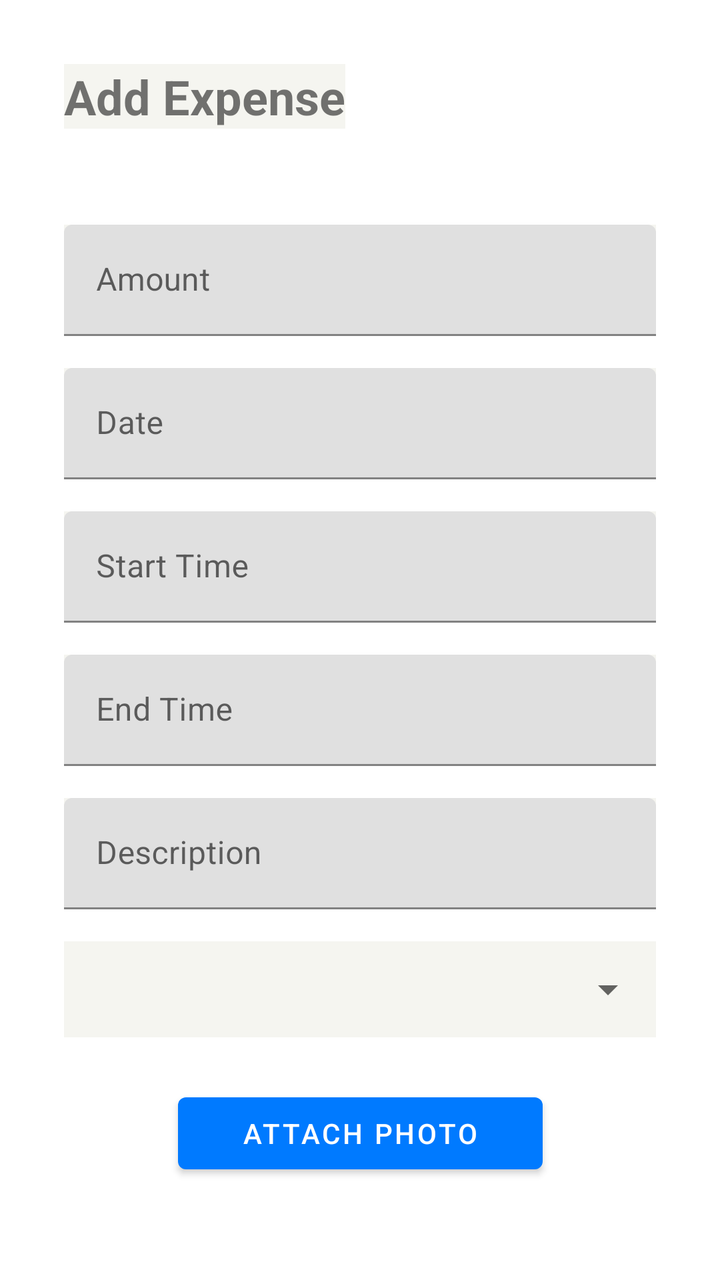
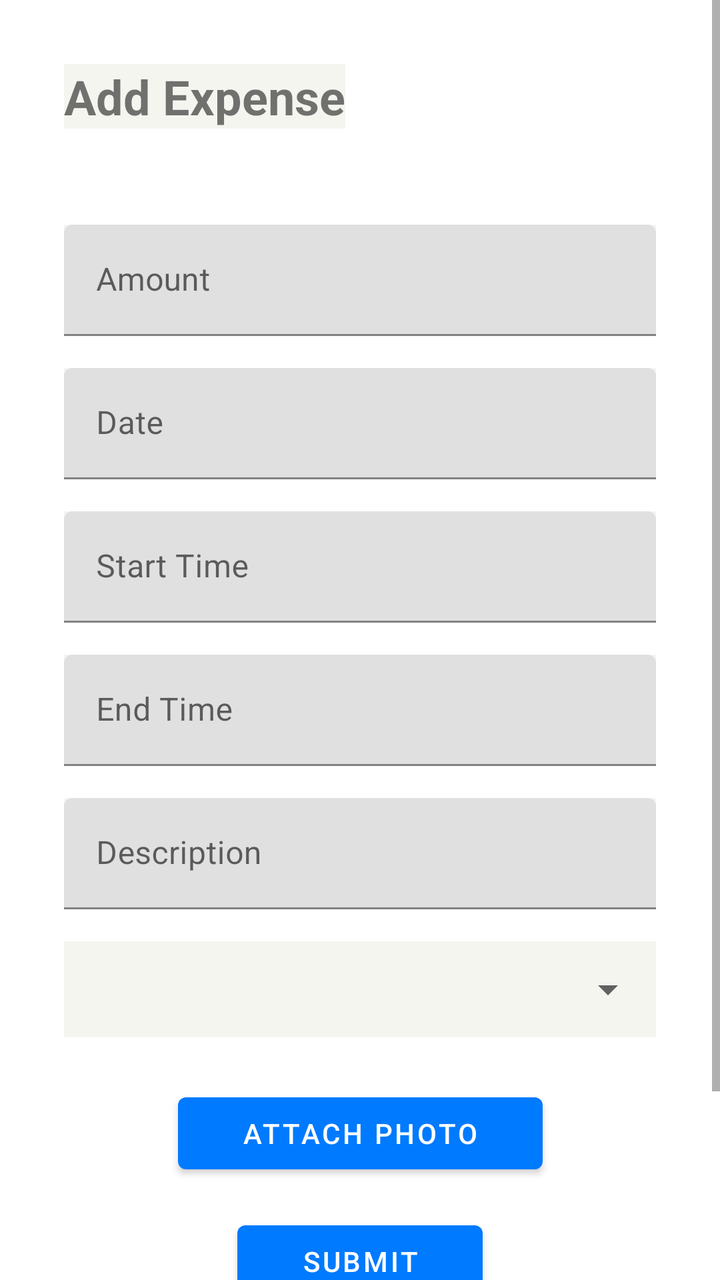

Screens rendered from an Android XML layout before and after an edit, with the pre-edit source and the edit as a unified diff.
<!-- AndroidManifest.xml: application theme Theme.HarmonieBudgetAppKt -->
<!-- res/layout/activity_expense.xml -->
<?xml version="1.0" encoding="utf-8"?>
<androidx.constraintlayout.widget.ConstraintLayout
    xmlns:android="http://schemas.android.com/apk/res/android"
    xmlns:app="http://schemas.android.com/apk/res-auto"
    android:layout_width="match_parent"
    android:layout_height="match_parent"
    android:padding="32dp"
    android:background="@color/white">

    <TextView
        android:id="@+id/tv_expense_title"
        android:layout_width="wrap_content"
        android:layout_height="wrap_content"
        android:text="@string/add_expense"
        android:textSize="24sp"
        android:textStyle="bold"
        app:layout_constraintTop_toTopOf="parent"
        app:layout_constraintStart_toStartOf="parent" />

    <com.google.android.material.textfield.TextInputLayout
        android:id="@+id/til_amount"
        android:layout_width="0dp"
        android:layout_height="wrap_content"
        android:layout_marginTop="48dp"
        app:layout_constraintTop_toBottomOf="@id/tv_expense_title"
        app:layout_constraintStart_toStartOf="parent"
        app:layout_constraintEnd_toEndOf="parent">

        <com.google.android.material.textfield.TextInputEditText
            android:id="@+id/et_amount"
            android:layout_width="match_parent"
            android:layout_height="wrap_content"
            android:hint="@string/hint_amount"
            android:inputType="numberDecimal"
            android:textColor="@android:color/black" />
    </com.google.android.material.textfield.TextInputLayout>

    <com.google.android.material.textfield.TextInputLayout
        android:id="@+id/til_date"
        android:layout_width="0dp"
        android:layout_height="wrap_content"
        android:layout_marginTop="16dp"
        app:layout_constraintTop_toBottomOf="@id/til_amount"
        app:layout_constraintStart_toStartOf="parent"
        app:layout_constraintEnd_toEndOf="parent">

        <com.google.android.material.textfield.TextInputEditText
            android:id="@+id/et_date"
            android:layout_width="match_parent"
            android:layout_height="wrap_content"
            android:hint="@string/hint_date"
            android:focusable="true"
            android:clickable="true"
            android:textColor="@android:color/black" />
    </com.google.android.material.textfield.TextInputLayout>

    <com.google.android.material.textfield.TextInputLayout
        android:id="@+id/til_start_time"
        android:layout_width="0dp"
        android:layout_height="wrap_content"
        android:layout_marginTop="16dp"
        app:layout_constraintTop_toBottomOf="@id/til_date"
        app:layout_constraintStart_toStartOf="parent"
        app:layout_constraintEnd_toEndOf="parent">

        <com.google.android.material.textfield.TextInputEditText
            android:id="@+id/et_start_time"
            android:layout_width="match_parent"
            android:layout_height="wrap_content"
            android:hint="@string/hint_start_time"
            android:focusable="true"
            android:clickable="true"
            android:textColor="@android:color/black" />
    </com.google.android.material.textfield.TextInputLayout>

    <com.google.android.material.textfield.TextInputLayout
        android:id="@+id/til_end_time"
        android:layout_width="0dp"
        android:layout_height="wrap_content"
        android:layout_marginTop="16dp"
        app:layout_constraintTop_toBottomOf="@id/til_start_time"
        app:layout_constraintStart_toStartOf="parent"
        app:layout_constraintEnd_toEndOf="parent">

        <com.google.android.material.textfield.TextInputEditText
            android:id="@+id/et_end_time"
            android:layout_width="match_parent"
            android:layout_height="wrap_content"
            android:hint="@string/hint_end_time"
            android:focusable="true"
            android:clickable="true"
            android:textColor="@android:color/black" />
    </com.google.android.material.textfield.TextInputLayout>

    <com.google.android.material.textfield.TextInputLayout
        android:id="@+id/til_description"
        android:layout_width="0dp"
        android:layout_height="wrap_content"
        android:layout_marginTop="16dp"
        app:layout_constraintTop_toBottomOf="@id/til_end_time"
        app:layout_constraintStart_toStartOf="parent"
        app:layout_constraintEnd_toEndOf="parent">

        <com.google.android.material.textfield.TextInputEditText
            android:id="@+id/et_description"
            android:layout_width="match_parent"
            android:layout_height="wrap_content"
            android:hint="@string/hint_description"
            android:textColor="@android:color/black" />
    </com.google.android.material.textfield.TextInputLayout>

    <com.google.android.material.textfield.TextInputLayout
        android:id="@+id/til_category"
        android:layout_width="0dp"
        android:layout_height="wrap_content"
        android:layout_marginTop="16dp"
        app:layout_constraintTop_toBottomOf="@id/til_description"
        app:layout_constraintStart_toStartOf="parent"
        app:layout_constraintEnd_toEndOf="parent">

        <Spinner
            android:id="@+id/spinner_category"
            android:layout_width="match_parent"
            android:layout_height="wrap_content"
            android:minHeight="48dp" />
    </com.google.android.material.textfield.TextInputLayout>

    <Button
        android:id="@+id/btn_attach_photo"
        android:layout_width="wrap_content"
        android:layout_height="wrap_content"
        android:text="@string/btn_attach_photo"
        android:minHeight="48dp"
        android:paddingStart="32dp"
        android:paddingEnd="32dp"
        android:layout_marginTop="24dp"
        app:layout_constraintTop_toBottomOf="@id/til_category"
        app:layout_constraintStart_toStartOf="parent"
        app:layout_constraintEnd_toEndOf="parent" />

    
    <Button
        android:id="@+id/btn_save_expense"
        android:layout_width="wrap_content"
        android:layout_height="wrap_content"
        android:text="@string/btn_save_expense"
        android:minHeight="48dp"
        android:paddingStart="32dp"
        android:paddingEnd="32dp"
        android:layout_marginTop="16dp"
        app:layout_constraintTop_toBottomOf="@id/btn_attach_photo"
        app:layout_constraintStart_toStartOf="parent"
        app:layout_constraintEnd_toEndOf="parent" />

    <Button
        android:id="@+id/btn_return_home"
        android:layout_width="wrap_content"
        android:layout_height="wrap_content"
        android:text="@string/return_home"
        android:minHeight="48dp"
        android:paddingStart="32dp"
        android:paddingEnd="32dp"
        android:layout_marginTop="16dp"
        app:layout_constraintTop_toBottomOf="@id/btn_save_expense"
        app:layout_constraintStart_toStartOf="parent"
        app:layout_constraintEnd_toEndOf="parent" />

</androidx.constraintlayout.widget.ConstraintLayout>
<!-- resources referenced by this layout -->
<resources>
  <color name="white">#FFFFFFFF</color>
  <string name="add_expense">Add Expense</string>
  <string name="btn_attach_photo">Attach Photo</string>
  <string name="btn_save_expense">Submit</string>
  <string name="hint_amount">Amount</string>
  <string name="hint_date">Date</string>
  <string name="hint_description">Description</string>
  <string name="hint_end_time">End Time</string>
  <string name="hint_start_time">Start Time</string>
  <string name="return_home">Return Home</string>
  <style name="Theme.HarmonieBudgetAppKt" parent="Theme.MaterialComponents.DayNight.NoActionBar">
          <item name="colorPrimary">#007AFF</item>
          <item name="colorPrimaryVariant">#007AFF</item>
          <item name="colorOnPrimary">#FFFFFF</item>
          <item name="colorSecondary">#34C759</item>
          <item name="colorOnSecondary">#FFFFFF</item>
          <item name="android:statusBarColor">#F5F5F0</item>
          <item name="android:windowLightStatusBar">true</item>
          <item name="android:background">#F5F5F0</item>
      </style>
</resources>

<!-- the commit's change to res/layout/activity_expense.xml (unified diff, before → after) -->
@@ -1,168 +1,173 @@
 <?xml version="1.0" encoding="utf-8"?>
-<androidx.constraintlayout.widget.ConstraintLayout
+<ScrollView
     xmlns:android="http://schemas.android.com/apk/res/android"
     xmlns:app="http://schemas.android.com/apk/res-auto"
     android:layout_width="match_parent"
     android:layout_height="match_parent"
-    android:padding="32dp"
-    android:background="@color/white">
+    android:fillViewport="true">
 
-    <TextView
-        android:id="@+id/tv_expense_title"
-        android:layout_width="wrap_content"
+    <androidx.constraintlayout.widget.ConstraintLayout
+        android:layout_width="match_parent"
         android:layout_height="wrap_content"
-        android:text="@string/add_expense"
-        android:textSize="24sp"
-        android:textStyle="bold"
-        app:layout_constraintTop_toTopOf="parent"
-        app:layout_constraintStart_toStartOf="parent" />
+        android:padding="32dp"
+        android:background="@color/white">
 
-    <com.google.android.material.textfield.TextInputLayout
-        android:id="@+id/til_amount"
-        android:layout_width="0dp"
-        android:layout_height="wrap_content"
-        android:layout_marginTop="48dp"
-        app:layout_constraintTop_toBottomOf="@id/tv_expense_title"
-        app:layout_constraintStart_toStartOf="parent"
-        app:layout_constraintEnd_toEndOf="parent">
+        <TextView
+            android:id="@+id/tv_expense_title"
+            android:layout_width="wrap_content"
+            android:layout_height="wrap_content"
+            android:text="@string/add_expense"
+            android:textSize="24sp"
+            android:textStyle="bold"
+            app:layout_constraintTop_toTopOf="parent"
+            app:layout_constraintStart_toStartOf="parent" />
 
-        <com.google.android.material.textfield.TextInputEditText
-            android:id="@+id/et_amount"
-            android:layout_width="match_parent"
+        <com.google.android.material.textfield.TextInputLayout
+            android:id="@+id/til_amount"
+            android:layout_width="0dp"
             android:layout_height="wrap_content"
-            android:hint="@string/hint_amount"
-            android:inputType="numberDecimal"
-            android:textColor="@android:color/black" />
-    </com.google.android.material.textfield.TextInputLayout>
+            android:layout_marginTop="48dp"
+            app:layout_constraintTop_toBottomOf="@id/tv_expense_title"
+            app:layout_constraintStart_toStartOf="parent"
+            app:layout_constraintEnd_toEndOf="parent">
 
-    <com.google.android.material.textfield.TextInputLayout
-        android:id="@+id/til_date"
-        android:layout_width="0dp"
-        android:layout_height="wrap_content"
-        android:layout_marginTop="16dp"
-        app:layout_constraintTop_toBottomOf="@id/til_amount"
-        app:layout_constraintStart_toStartOf="parent"
-        app:layout_constraintEnd_toEndOf="parent">
+            <com.google.android.material.textfield.TextInputEditText
+                android:id="@+id/et_amount"
+                android:layout_width="match_parent"
+                android:layout_height="wrap_content"
+                android:hint="@string/hint_amount"
+                android:inputType="numberDecimal"
+                android:textColor="@android:color/black" />
+        </com.google.android.material.textfield.TextInputLayout>
 
-        <com.google.android.material.textfield.TextInputEditText
-            android:id="@+id/et_date"
-            android:layout_width="match_parent"
+        <com.google.android.material.textfield.TextInputLayout
+            android:id="@+id/til_date"
+            android:layout_width="0dp"
             android:layout_height="wrap_content"
-            android:hint="@string/hint_date"
-            android:focusable="true"
-            android:clickable="true"
-            android:textColor="@android:color/black" />
-    </com.google.android.material.textfield.TextInputLayout>
+            android:layout_marginTop="16dp"
+            app:layout_constraintTop_toBottomOf="@id/til_amount"
+            app:layout_constraintStart_toStartOf="parent"
+            app:layout_constraintEnd_toEndOf="parent">
 
-    <com.google.android.material.textfield.TextInputLayout
-        android:id="@+id/til_start_time"
-        android:layout_width="0dp"
-        android:layout_height="wrap_content"
-        android:layout_marginTop="16dp"
-        app:layout_constraintTop_toBottomOf="@id/til_date"
-        app:layout_constraintStart_toStartOf="parent"
-        app:layout_constraintEnd_toEndOf="parent">
+            <com.google.android.material.textfield.TextInputEditText
+                android:id="@+id/et_date"
+                android:layout_width="match_parent"
+                android:layout_height="wrap_content"
+                android:hint="@string/hint_date"
+                android:focusable="true"
+                android:clickable="true"
+                android:textColor="@android:color/black" />
+        </com.google.android.material.textfield.TextInputLayout>
 
-        <com.google.android.material.textfield.TextInputEditText
-            android:id="@+id/et_start_time"
-            android:layout_width="match_parent"
+        <com.google.android.material.textfield.TextInputLayout
+            android:id="@+id/til_start_time"
+            android:layout_width="0dp"
             android:layout_height="wrap_content"
-            android:hint="@string/hint_start_time"
-            android:focusable="true"
-            android:clickable="true"
-            android:textColor="@android:color/black" />
-    </com.google.android.material.textfield.TextInputLayout>
+            android:layout_marginTop="16dp"
+            app:layout_constraintTop_toBottomOf="@id/til_date"
+            app:layout_constraintStart_toStartOf="parent"
+            app:layout_constraintEnd_toEndOf="parent">
 
-    <com.google.android.material.textfield.TextInputLayout
-        android:id="@+id/til_end_time"
-        android:layout_width="0dp"
-        android:layout_height="wrap_content"
-        android:layout_marginTop="16dp"
-        app:layout_constraintTop_toBottomOf="@id/til_start_time"
-        app:layout_constraintStart_toStartOf="parent"
-        app:layout_constraintEnd_toEndOf="parent">
+            <com.google.android.material.textfield.TextInputEditText
+                android:id="@+id/et_start_time"
+                android:layout_width="match_parent"
+                android:layout_height="wrap_content"
+                android:hint="@string/hint_start_time"
+                android:focusable="true"
+                android:clickable="true"
+                android:textColor="@android:color/black" />
+        </com.google.android.material.textfield.TextInputLayout>
 
-        <com.google.android.material.textfield.TextInputEditText
-            android:id="@+id/et_end_time"
-            android:layout_width="match_parent"
+        <com.google.android.material.textfield.TextInputLayout
+            android:id="@+id/til_end_time"
+            android:layout_width="0dp"
             android:layout_height="wrap_content"
-            android:hint="@string/hint_end_time"
-            android:focusable="true"
-            android:clickable="true"
-            android:textColor="@android:color/black" />
-    </com.google.android.material.textfield.TextInputLayout>
+            android:layout_marginTop="16dp"
+            app:layout_constraintTop_toBottomOf="@id/til_start_time"
+            app:layout_constraintStart_toStartOf="parent"
+            app:layout_constraintEnd_toEndOf="parent">
 
-    <com.google.android.material.textfield.TextInputLayout
-        android:id="@+id/til_description"
-        android:layout_width="0dp"
-        android:layout_height="wrap_content"
-        android:layout_marginTop="16dp"
-        app:layout_constraintTop_toBottomOf="@id/til_end_time"
-        app:layout_constraintStart_toStartOf="parent"
-        app:layout_constraintEnd_toEndOf="parent">
+            <com.google.android.material.textfield.TextInputEditText
+                android:id="@+id/et_end_time"
+                android:layout_width="match_parent"
+                android:layout_height="wrap_content"
+                android:hint="@string/hint_end_time"
+                android:focusable="true"
+                android:clickable="true"
+                android:textColor="@android:color/black" />
+        </com.google.android.material.textfield.TextInputLayout>
 
-        <com.google.android.material.textfield.TextInputEditText
-            android:id="@+id/et_description"
-            android:layout_width="match_parent"
+        <com.google.android.material.textfield.TextInputLayout
+            android:id="@+id/til_description"
+            android:layout_width="0dp"
             android:layout_height="wrap_content"
-            android:hint="@string/hint_description"
-            android:textColor="@android:color/black" />
-    </com.google.android.material.textfield.TextInputLayout>
+            android:layout_marginTop="16dp"
+            app:layout_constraintTop_toBottomOf="@id/til_end_time"
+            app:layout_constraintStart_toStartOf="parent"
+            app:layout_constraintEnd_toEndOf="parent">
 
-    <com.google.android.material.textfield.TextInputLayout
-        android:id="@+id/til_category"
-        android:layout_width="0dp"
-        android:layout_height="wrap_content"
-        android:layout_marginTop="16dp"
-        app:layout_constraintTop_toBottomOf="@id/til_description"
-        app:layout_constraintStart_toStartOf="parent"
-        app:layout_constraintEnd_toEndOf="parent">
+            <com.google.android.material.textfield.TextInputEditText
+                android:id="@+id/et_description"
+                android:layout_width="match_parent"
+                android:layout_height="wrap_content"
+                android:hint="@string/hint_description"
+                android:textColor="@android:color/black" />
+        </com.google.android.material.textfield.TextInputLayout>
 
-        <Spinner
-            android:id="@+id/spinner_category"
-            android:layout_width="match_parent"
+        <com.google.android.material.textfield.TextInputLayout
+            android:id="@+id/til_category"
+            android:layout_width="0dp"
             android:layout_height="wrap_content"
-            android:minHeight="48dp" />
-    </com.google.android.material.textfield.TextInputLayout>
+            android:layout_marginTop="16dp"
+            app:layout_constraintTop_toBottomOf="@id/til_description"
+            app:layout_constraintStart_toStartOf="parent"
+            app:layout_constraintEnd_toEndOf="parent">
 
-    <Button
-        android:id="@+id/btn_attach_photo"
-        android:layout_width="wrap_content"
-        android:layout_height="wrap_content"
-        android:text="@string/btn_attach_photo"
-        android:minHeight="48dp"
-        android:paddingStart="32dp"
-        android:paddingEnd="32dp"
-        android:layout_marginTop="24dp"
-        app:layout_constraintTop_toBottomOf="@id/til_category"
-        app:layout_constraintStart_toStartOf="parent"
-        app:layout_constraintEnd_toEndOf="parent" />
+            <Spinner
+                android:id="@+id/spinner_category"
+                android:layout_width="match_parent"
+                android:layout_height="wrap_content"
+                android:minHeight="48dp" />
+        </com.google.android.material.textfield.TextInputLayout>
 
-    
-    <Button
-        android:id="@+id/btn_save_expense"
-        android:layout_width="wrap_content"
-        android:layout_height="wrap_content"
-        android:text="@string/btn_save_expense"
-        android:minHeight="48dp"
-        android:paddingStart="32dp"
-        android:paddingEnd="32dp"
-        android:layout_marginTop="16dp"
-        app:layout_constraintTop_toBottomOf="@id/btn_attach_photo"
-        app:layout_constraintStart_toStartOf="parent"
-        app:layout_constraintEnd_toEndOf="parent" />
+        <Button
+            android:id="@+id/btn_attach_photo"
+            android:layout_width="wrap_content"
+            android:layout_height="wrap_content"
+            android:text="@string/btn_attach_photo"
+            android:minHeight="48dp"
+            android:paddingStart="32dp"
+            android:paddingEnd="32dp"
+            android:layout_marginTop="24dp"
+            app:layout_constraintTop_toBottomOf="@id/til_category"
+            app:layout_constraintStart_toStartOf="parent"
+            app:layout_constraintEnd_toEndOf="parent" />
 
-    <Button
-        android:id="@+id/btn_return_home"
-        android:layout_width="wrap_content"
-        android:layout_height="wrap_content"
-        android:text="@string/return_home"
-        android:minHeight="48dp"
-        android:paddingStart="32dp"
-        android:paddingEnd="32dp"
-        android:layout_marginTop="16dp"
-        app:layout_constraintTop_toBottomOf="@id/btn_save_expense"
-        app:layout_constraintStart_toStartOf="parent"
-        app:layout_constraintEnd_toEndOf="parent" />
+        <Button
+            android:id="@+id/btn_save_expense"
+            android:layout_width="wrap_content"
+            android:layout_height="wrap_content"
+            android:text="@string/btn_save_expense"
+            android:minHeight="48dp"
+            android:paddingStart="32dp"
+            android:paddingEnd="32dp"
+            android:layout_marginTop="16dp"
+            app:layout_constraintTop_toBottomOf="@id/btn_attach_photo"
+            app:layout_constraintStart_toStartOf="parent"
+            app:layout_constraintEnd_toEndOf="parent" />
 
-</androidx.constraintlayout.widget.ConstraintLayout>
+        <Button
+            android:id="@+id/btn_return_home"
+            android:layout_width="wrap_content"
+            android:layout_height="wrap_content"
+            android:text="@string/return_home"
+            android:minHeight="48dp"
+            android:paddingStart="32dp"
+            android:paddingEnd="32dp"
+            android:layout_marginTop="16dp"
+            app:layout_constraintTop_toBottomOf="@id/btn_save_expense"
+            app:layout_constraintStart_toStartOf="parent"
+            app:layout_constraintEnd_toEndOf="parent" />
+
+    </androidx.constraintlayout.widget.ConstraintLayout>
+</ScrollView>
